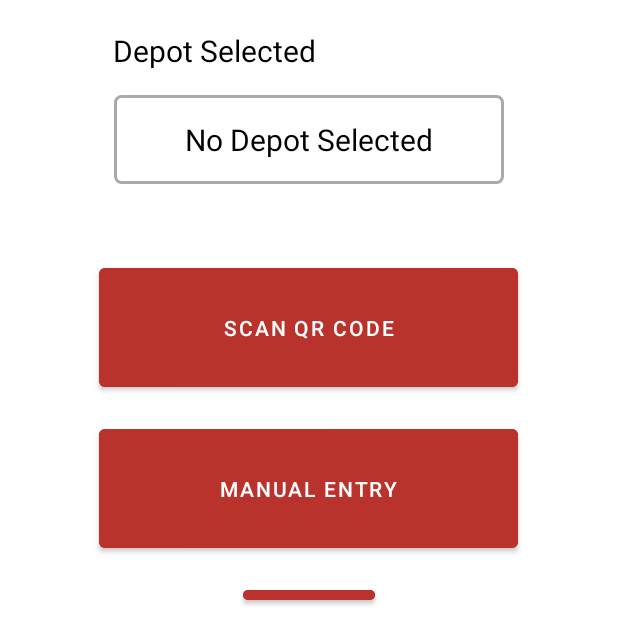
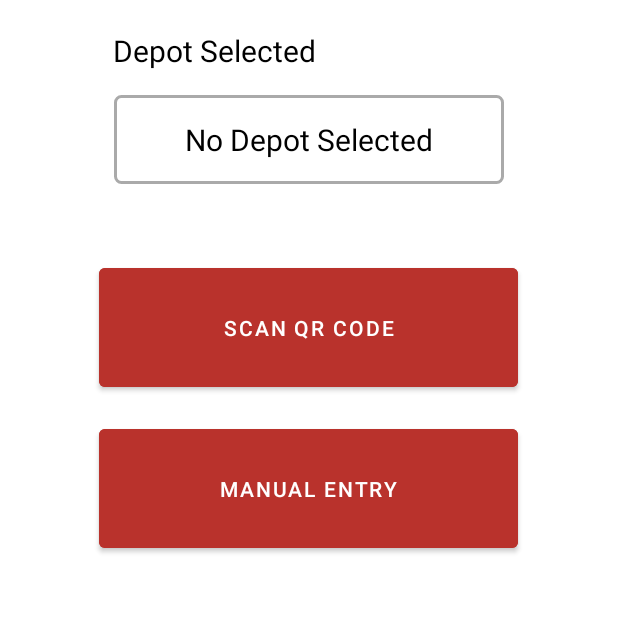
Before and after one commit to Jaundre1/Oyama, an Android app: the DepotDetailsActivity screen opened directly, with no data from a screen before it, on a phone screen of 412 x 824 dp, the part 603-1236 px from its top. Run offline under Robolectric (Android 15) with nearby library versions, the phone set to English and light mode, and no system bars.

Commit message:
i need this one

```diff
--- a/app/src/main/res/layout/activity_depot_details.xml
+++ b/app/src/main/res/layout/activity_depot_details.xml
@@ -100,16 +100,4 @@
             android:textColor="#FFFFFF"
             android:layout_marginTop="16dp" />
     </LinearLayout>
-
-    <!-- Done button, assuming it's required as per your Kotlin code -->
-    <Button
-        android:id="@+id/doneButton"
-        android:layout_width="wrap_content"
-        android:layout_height="wrap_content"
-        android:backgroundTint="#B9322C"
-        android:padding="16dp"
-        android:text="Done"
-        android:textColor="#FFFFFF"
-        android:layout_gravity="center"
-        android:layout_marginTop="16dp"/>
 </LinearLayout>
```
Also changed, not shown: app/src/main/java/com/example/oyama/DepotDetailsActivity.kt (+0 -19 lines), app/src/main/java/com/example/oyama/QrResultActivity.kt (+4 -8 lines), app/src/main/java/com/example/oyama/QrScannerActivity.kt (+26 -6 lines).
